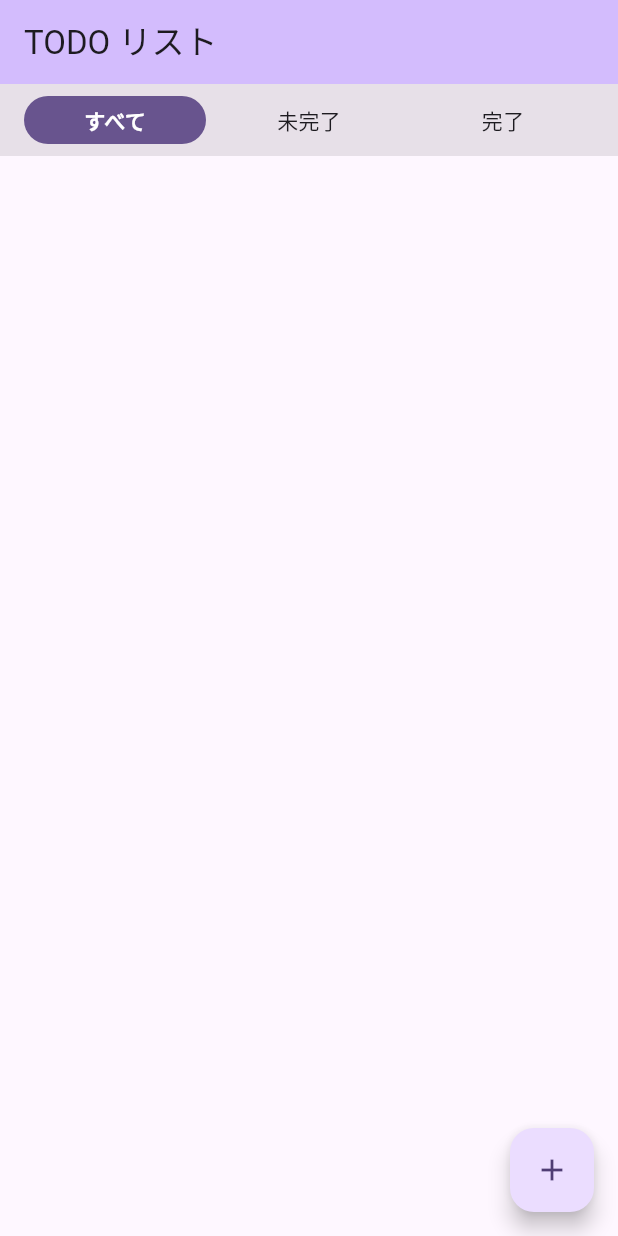
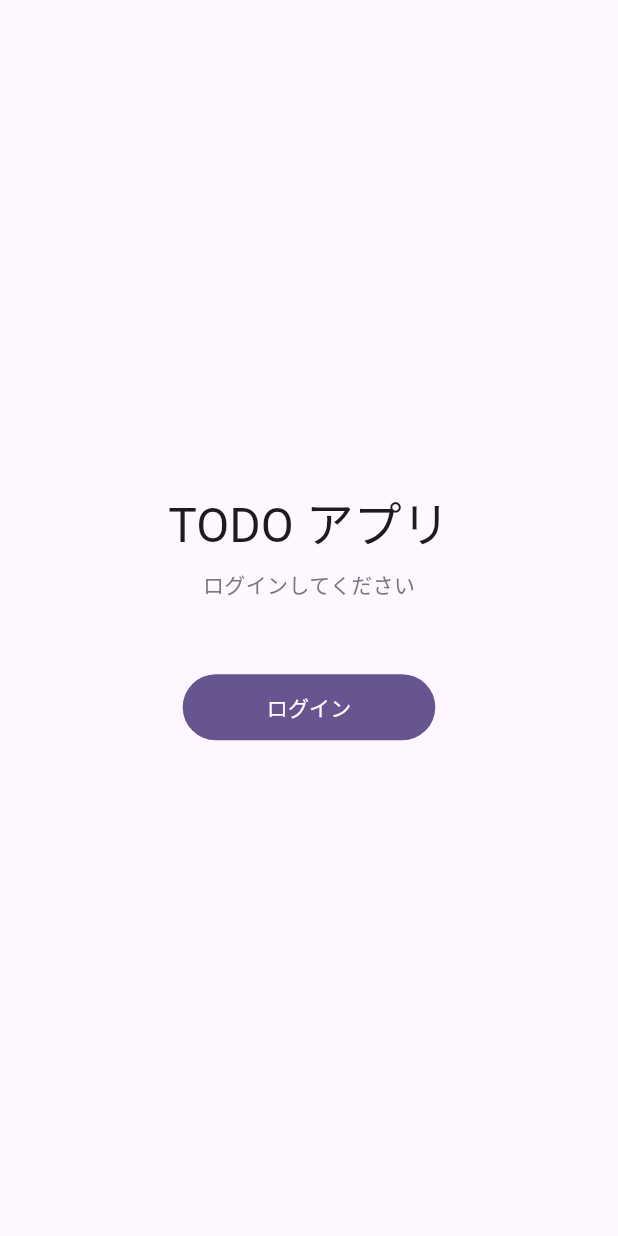
Before and after one commit to mikiya771/mobile-app-playground, a Flutter app: the screen it shows after launch, on a phone screen of 412 x 824 dp. Run offline on Flutter 3.47's test engine with Material 3 defaults, Android fonts, the phone set to English and light mode, and no system bars; our stand-ins replace flutter_riverpod, go_router, sqflite; accounts and stored records are empty.

Commit message:
feat(step9): AuthGuard を go_router の redirect + refreshListenable で実装
- features/auth/auth_provider.dart: AuthState / AuthNotifier / authProvider を追加
- features/auth/pages/login_page.dart: 仮ログイン画面（ボタン1つ）
- router.dart: routerProvider 化。_RouterRefreshNotifier で authProvider の
  変化を GoRouter に伝え、redirect で未ログイン時は /login にリダイレクト
- main.dart: MyApp を ConsumerWidget に変更し ref.watch(routerProvider) で接続
- TodoListPage: AppBar にログアウトボタンを追加
- learning.md: Step9 の概念・ベストプラクティスを追記

Co-Authored-By: Claude Sonnet 4.6 <noreply@anthropic.com>

```diff
--- /dev/null
+++ b/flutter_app/lib/features/auth/pages/login_page.dart
@@ -0,0 +1,43 @@
+import 'package:flutter/material.dart';
+import 'package:flutter_riverpod/flutter_riverpod.dart';
+import '../auth_provider.dart';
+
+class LoginPage extends ConsumerWidget {
+  const LoginPage({super.key});
+
+  @override
+  Widget build(BuildContext context, WidgetRef ref) {
+    final isLoading = ref.watch(authProvider).isLoading;
+
+    return Scaffold(
+      body: Center(
+        child: Column(
+          mainAxisAlignment: MainAxisAlignment.center,
+          children: [
+            Text(
+              'TODO アプリ',
+              style: Theme.of(context).textTheme.headlineLarge,
+            ),
+            const SizedBox(height: 8),
+            Text(
+              'ログインしてください',
+              style: Theme.of(context).textTheme.bodyMedium?.copyWith(
+                    color: Theme.of(context).colorScheme.outline,
+                  ),
+            ),
+            const SizedBox(height: 48),
+            FilledButton(
+              onPressed: isLoading
+                  ? null
+                  : () => ref.read(authProvider.notifier).login(),
+              child: const Padding(
+                padding: EdgeInsets.symmetric(horizontal: 32, vertical: 12),
+                child: Text('ログイン'),
+              ),
+            ),
+          ],
+        ),
+      ),
+    );
+  }
+}
--- a/flutter_app/lib/main.dart
+++ b/flutter_app/lib/main.dart
@@ -4,24 +4,20 @@ import 'router.dart';
 
 void main() async {
   WidgetsFlutterBinding.ensureInitialized();
-  runApp(
-    const ProviderScope(
-      child: MyApp(),
-    ),
-  );
+  runApp(const ProviderScope(child: MyApp()));
 }
 
-class MyApp extends StatelessWidget {
+class MyApp extends ConsumerWidget {
   const MyApp({super.key});
 
   @override
-  Widget build(BuildContext context) {
+  Widget build(BuildContext context, WidgetRef ref) {
     return MaterialApp.router(
       title: 'Flutter Demo',
       theme: ThemeData(
         colorScheme: ColorScheme.fromSeed(seedColor: Colors.deepPurple),
       ),
-      routerConfig: router,
+      routerConfig: ref.watch(routerProvider),
     );
   }
 }
--- a/flutter_app/lib/router.dart
+++ b/flutter_app/lib/router.dart
@@ -1,19 +1,53 @@
+import 'package:flutter/widgets.dart';
+import 'package:flutter_riverpod/flutter_riverpod.dart';
 import 'package:go_router/go_router.dart';
+import 'features/auth/auth_provider.dart';
+import 'features/auth/pages/login_page.dart';
 import 'features/todo/pages/todo_list_page.dart';
 import 'features/todo/pages/todo_detail_page.dart';
 
+// authProvider の変化を GoRouter に伝えるアダプター
+class _RouterRefreshNotifier extends ChangeNotifier {
+  _RouterRefreshNotifier(Ref ref) {
+    ref.listen(authProvider, (previous, next) => notifyListeners());
+  }
+}
+
+final routerProvider = Provider<GoRouter>((ref) {
+  final refreshNotifier = _RouterRefreshNotifier(ref);
+
   final router = GoRouter(
+    refreshListenable: refreshNotifier,
+    redirect: (context, state) {
+      final isLoggedIn =
+          ref.read(authProvider).valueOrNull?.isLoggedIn ?? false;
+      final isOnLogin = state.matchedLocation == '/login';
+
+      if (!isLoggedIn && !isOnLogin) return '/login';
+      if (isLoggedIn && isOnLogin) return '/';
+      return null;
+    },
     routes: [
+      GoRoute(
+        path: '/login',
+        builder: (context, state) => const LoginPage(),
+      ),
       GoRoute(
         path: '/',
         builder: (context, state) => const TodoListPage(),
       ),
       GoRoute(
         path: '/todos/:id',
-      builder: (context, state) {
-        final id = state.pathParameters['id']!;
-        return TodoDetailPage(todoId: id);
-      },
+        builder: (context, state) =>
+            TodoDetailPage(todoId: state.pathParameters['id']!),
       ),
     ],
   );
+
+  ref.onDispose(() {
+    refreshNotifier.dispose();
+    router.dispose();
+  });
+
+  return router;
+});
```
Also changed, not shown: flutter_app/lib/features/auth/auth_provider.dart (added, +28 -0 lines), flutter_app/lib/features/todo/pages/todo_list_page.dart (+7 -0 lines), 3 other files. Lines whose indentation alone changed are shown as unchanged.
